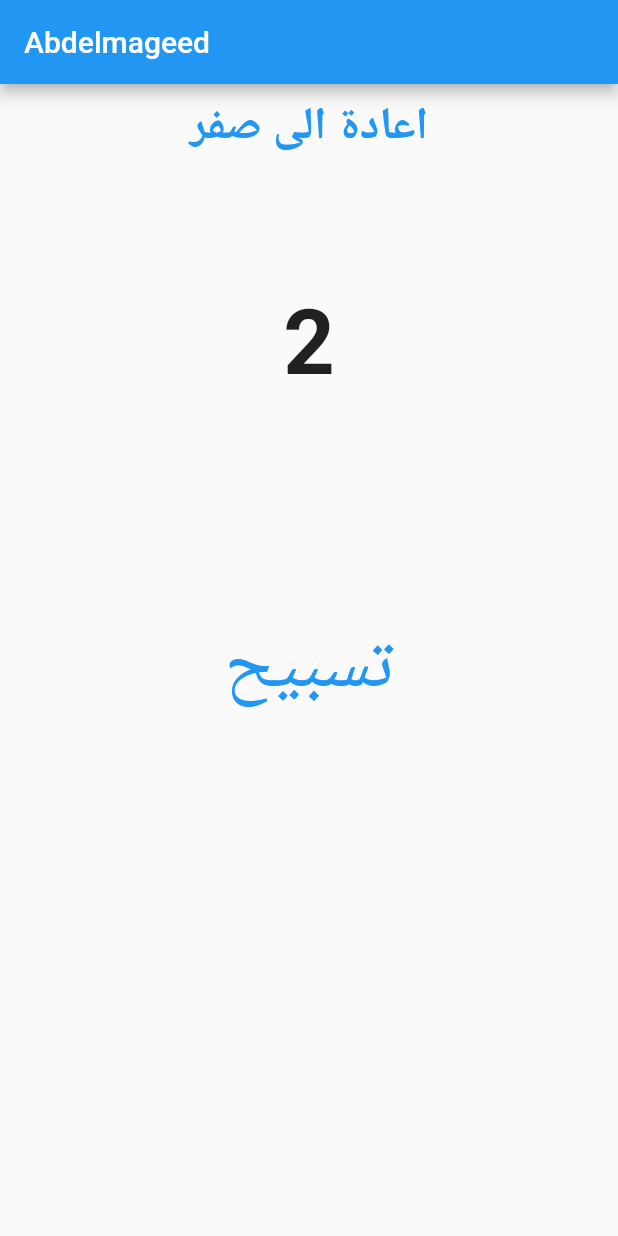
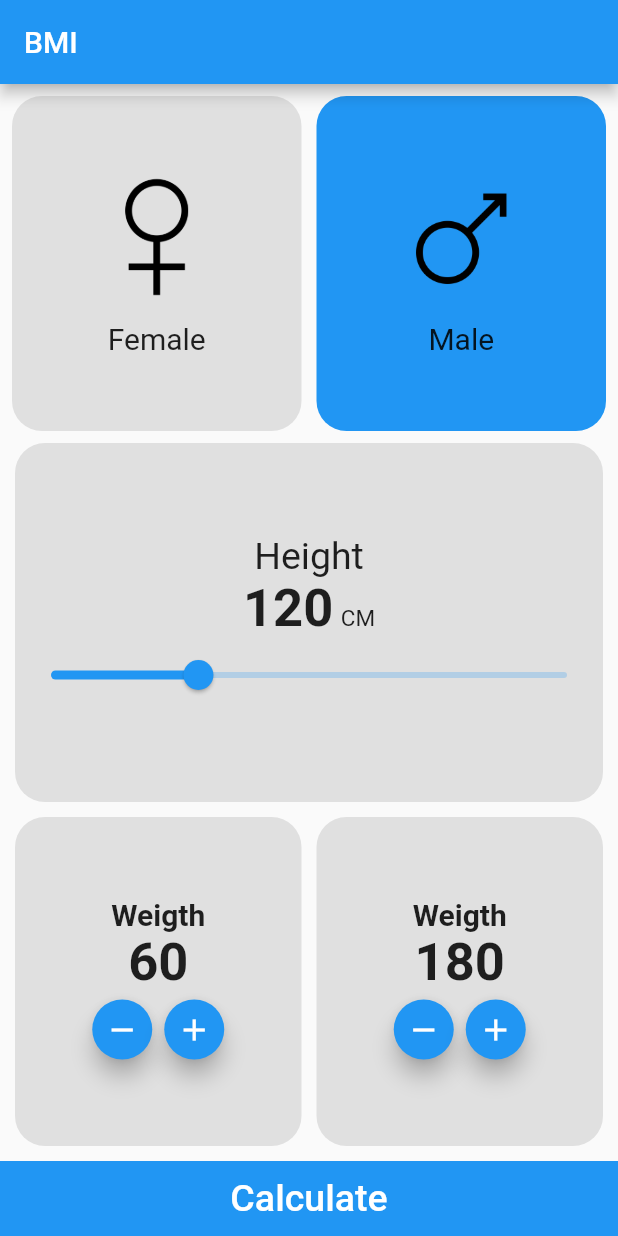
Before and after one commit to abdelmageed1/app1_BIM_Calculate, a Flutter app: the screen it shows after launch, on a phone screen of 412 x 824 dp. Run offline on Flutter 3.47's test engine with Material 2 defaults, Android fonts, the phone set to English and light mode, and no system bars.

Commit message:
commit one

```diff
--- /dev/null
+++ b/lib/BMIResultScreen.dart
@@ -0,0 +1,36 @@
+import 'package:flutter/material.dart';
+
+class BMIResultScreen extends StatelessWidget {
+
+  final int age ;
+  final double result ;
+  final bool isMale ;
+
+  BMIResultScreen({
+    required this.age ,
+    required this.isMale,
+    required this.result
+
+});
+
+
+
+  @override
+  Widget build(BuildContext context) {
+    return Scaffold(
+    appBar: AppBar(title: Text('BIM Result')),
+    body: Center(
+      child: Column(
+        mainAxisAlignment: MainAxisAlignment.center,
+        children: [
+          Text("Gender : ${ isMale ? 'Male' : 'Female'} " ,style: TextStyle(fontSize: 30,color: Colors.black, fontWeight: FontWeight.bold),)
+        ,
+          Text("Weight : ${result.round()} " ,style: TextStyle(fontSize: 30,color: Colors.black, fontWeight: FontWeight.bold),)
+         ,
+          Text("Age  : $age " ,style: TextStyle(fontSize: 30,color: Colors.black, fontWeight: FontWeight.bold),)
+        ],
+      ),
+    ),
+    );
+  }
+}
--- /dev/null
+++ b/lib/BMIScrean.dart
@@ -0,0 +1,252 @@
+import 'dart:math';
+
+import 'package:app1/BMIResultScreen.dart';
+import 'package:flutter/material.dart';
+
+class BMIScrean extends StatefulWidget {
+  const BMIScrean({Key? key}) : super(key: key);
+
+  @override
+  State<BMIScrean> createState() => _BMIScreanState();
+}
+
+class _BMIScreanState extends State<BMIScrean> {
+
+  bool isMale = true;
+  double height = 120;
+  int age =60 ;
+  double weight = 180;
+
+
+  @override
+  Widget build(BuildContext context) {
+    return Scaffold(
+      appBar: AppBar(title: Text('BMI'),),
+      body: Column(
+        children: [
+          Expanded(
+
+            child: Padding(
+              padding: const EdgeInsets.all(8.0),
+              child: Row(
+
+                children: [
+                  Expanded(
+                    child: GestureDetector(
+                      onTap: (){
+                        setState(() {
+                          isMale = false ;
+                        });
+                      }
+                      ,
+                      child: Container(
+                        decoration: BoxDecoration(
+                          borderRadius: BorderRadius.circular(20),
+                            color: !isMale ? Colors.blue: Colors.grey[300]
+                        ),
+                        child: Column(
+                          mainAxisAlignment: MainAxisAlignment.center,
+                          children: [
+                          Image(image: AssetImage('assets/images/female_img.png') ,width: 90,height: 90,),
+                            SizedBox(height: 10,),
+                            Text('Female' ,style: TextStyle(fontSize: 20),)
+                          ],
+                        ),
+                      ),
+                    ),
+                  ),
+                  SizedBox(width: 10,),
+                  Expanded(
+                    child: GestureDetector(
+                      onTap: (){
+                        setState(() {
+                          isMale = true ;
+                        });
+                      },
+                      child: Container(
+
+                        decoration: BoxDecoration(
+                          borderRadius: BorderRadius.circular(20),
+                          color: isMale  ? Colors.blue   : Colors.grey[300]
+                        ),
+                        child: Column(
+                          mainAxisAlignment: MainAxisAlignment.center,
+                          children: [
+                        Image(image: AssetImage('assets/images/male_img.png') ,width: 90,height: 90,),
+                            SizedBox(height: 10,),
+                            Text('Male' ,style: TextStyle(fontSize: 20),)
+                          ],
+                        ),
+                      ),
+                    ),
+                  ),
+                ],
+
+              ),
+            ),
+          ),
+          Expanded(
+            child:  Padding(
+            padding: const EdgeInsets.symmetric(horizontal:10),
+              child: Container(
+                child: Column(
+                 mainAxisAlignment: MainAxisAlignment.center,
+                children: [
+                  Text('Height' ,style: TextStyle(fontSize: 25),),
+                  Container(
+                      child: Row(
+                        mainAxisAlignment: MainAxisAlignment.center,
+                        crossAxisAlignment:CrossAxisAlignment.baseline ,
+                        textBaseline: TextBaseline.alphabetic,
+                        children:
+                       [
+                        Text('${height.toInt()}' ,style: TextStyle(fontSize: 35 ,fontWeight: FontWeight.bold),),
+                        SizedBox(width: 5),
+                        Text('CM' ,style: TextStyle(fontSize: 15),),
+
+                      ],),),
+                    Slider(
+                      value: height,
+                      max: 220,
+                      min: 80,
+                      onChanged: (double value) {
+                        setState(() {
+                          height = value;
+                        });
+                      },
+
+                    )    ,
+                ],    ),
+                decoration: BoxDecoration(
+                      borderRadius: BorderRadius.circular(20),
+                      color: Colors.grey[300]
+                  ),
+              )
+                ),
+          ),
+          Expanded(
+
+            child: Padding(
+              padding: const EdgeInsets.all(10.0),
+              child: Row(
+
+                children: [
+
+                   Expanded(
+                       child: Container(
+                           decoration: BoxDecoration(
+                            borderRadius: BorderRadius.circular(20),
+                            color: Colors.grey[300]) ,
+                         child: Column(
+                           mainAxisAlignment: MainAxisAlignment.center,
+                            children: [
+                                    Text('Weigth' ,style: TextStyle(fontSize: 20 ,fontWeight: FontWeight.bold), ),
+                                    Text('$age', style: TextStyle(fontSize: 35 ,fontWeight: FontWeight.bold), ),
+                                    Row(
+                                      mainAxisAlignment: MainAxisAlignment.center,
+
+                                      children: [
+                                    FloatingActionButton(onPressed: (){
+                                      setState(() {
+                                        age--;
+                                      });
+                                    },
+                                    mini: true,
+
+                                      child: Icon(Icons.remove) ,
+                                    ),
+                                    FloatingActionButton(onPressed: (){
+                                      setState(() {
+                                        age++;
+                                      });
+                                    },
+                                    mini: true,
+                                      child: Icon(Icons.add) ,
+                                    ),
+
+
+                                    ],)
+
+                                  ],
+                                ),
+                       ),
+                     ),
+                  SizedBox(width: 10,),
+                   Expanded(
+
+                       child: Container(
+                           decoration: BoxDecoration(
+                            borderRadius: BorderRadius.circular(20),
+                            color: Colors.grey[300]) ,
+                         child: Column(
+                           mainAxisAlignment: MainAxisAlignment.center,
+                            children: [
+                                    Text('Weigth' ,style: TextStyle(fontSize: 20 ,fontWeight: FontWeight.bold), ),
+                                    Text('${weight.round()}', style: TextStyle(fontSize: 35 ,fontWeight: FontWeight.bold), ),
+                                    Row(
+                                      mainAxisAlignment: MainAxisAlignment.center,
+
+                                      children: [
+                                    FloatingActionButton(onPressed: (){
+                                      setState(() {
+                                        weight--;
+                                      });
+                                    },
+                                    mini: true,
+
+                                      child: Icon(Icons.remove) ,
+                                    ),
+                                    FloatingActionButton(onPressed: (){
+                                      setState(() {
+                                        weight++;
+                                      });
+                                    },
+                                    mini: true,
+                                      child: Icon(Icons.add) ,
+                                    ),
+
+
+                                    ],)
+
+                                  ],
+                                ),
+                       ),
+                     ),
+
+
+
+                      ],
+                    ),
+            ),
+
+
+
+
+
+
+          ),
+          Container(
+            width: double.infinity,
+            color: Colors.blue,
+            child:
+            MaterialButton(
+              onPressed: (){
+                double r = weight / pow(height/ 100, 2);
+                Navigator.push(context, MaterialPageRoute(builder: (context) =>
+                    BMIResultScreen(age: age,isMale: isMale,result: r,)));
+
+              },
+              height: 50,
+              child: Text('Calculate' , style: TextStyle(fontSize: 25 ,color: Colors.white),),
+            ),
+          )
+
+
+
+
+
+        ],
+      ),
+    );
+  }
+}
--- a/lib/main.dart
+++ b/lib/main.dart
@@ -1,4 +1,6 @@
-import 'package:app1/page1.dart';
+import 'package:app1/BMIResultScreen.dart';
+import 'package:app1/BMIScrean.dart';
+
 import 'package:flutter/material.dart';
 
 void main() {
@@ -12,11 +14,12 @@ class MyApp extends StatelessWidget {
 
     return MaterialApp(
       title: 'Flutter Demo',
+      debugShowCheckedModeBanner: false,
       theme: ThemeData(
 
         primarySwatch: Colors.blue,
       ),
-      home: page()
+      home:BMIScrean()
     );
   }
 }
--- a/lib/page1.dart
+++ /dev/null
@@ -1,60 +0,0 @@
-import 'package:flutter/material.dart';
-
-class page extends StatefulWidget {
-
-  @override
-  State<page> createState() => _pageState();
-}
-
-class _pageState extends State<page> {
-  //const page({Key? key}) : super(key: key);
-  int counter = 2 ;
-
-  @override
-  void initState() {
-    super.initState();
-  }
-  @override
-  Widget build(BuildContext context) {
-    return Scaffold(
-      appBar: AppBar(title: const Text('Abdelmageed'),),
-      body:
-        Center(
-          child: Column(
-
-            mainAxisSize: MainAxisSize.max,
-            children: [
-              TextButton(
-                  onPressed: (){
-                    setState(() {
-                      counter = 0 ;
-                    });
-
-
-                  },
-                  child: Text('اعادة الى صفر' , style: TextStyle(fontSize: 30,fontWeight: FontWeight.bold),)) ,
-              Padding(
-                padding: const EdgeInsets.all(80.0),
-                child:  Text("$counter" ,style: TextStyle(fontSize: 60,fontWeight: FontWeight.bold),),
-              ),
-              Padding(
-                padding: const EdgeInsets.only(top: 60),
-                child: TextButton(
-                    onPressed: (){
-                     setState(() {
-                       counter++ ;
-                     });
-
-
-                    },
-                    child: Text('   تسبيح   ', style: TextStyle(fontSize: 50),)),
-              ) ,
-
-
-            ],
-          ),
-        ),
-
-    );
-  }
-}
--- a/pubspec.yaml
+++ b/pubspec.yaml
@@ -57,11 +57,11 @@ flutter:
   # included with your application, so that you can use the icons in
   # the material Icons class.
   uses-material-design: true
+  assets:
+    - assets/images/
 
   # To add assets to your application, add an assets section, like this:
-  # assets:
-  #   - images/a_dot_burr.jpeg
-  #   - images/a_dot_ham.jpeg
+
 
   # An image asset can refer to one or more resolution-specific "variants", see
   # https://flutter.dev/assets-and-images/#resolution-aware
```
Also changed, not shown: assets/images/female_img.png (added), assets/images/male_img.png (added).
